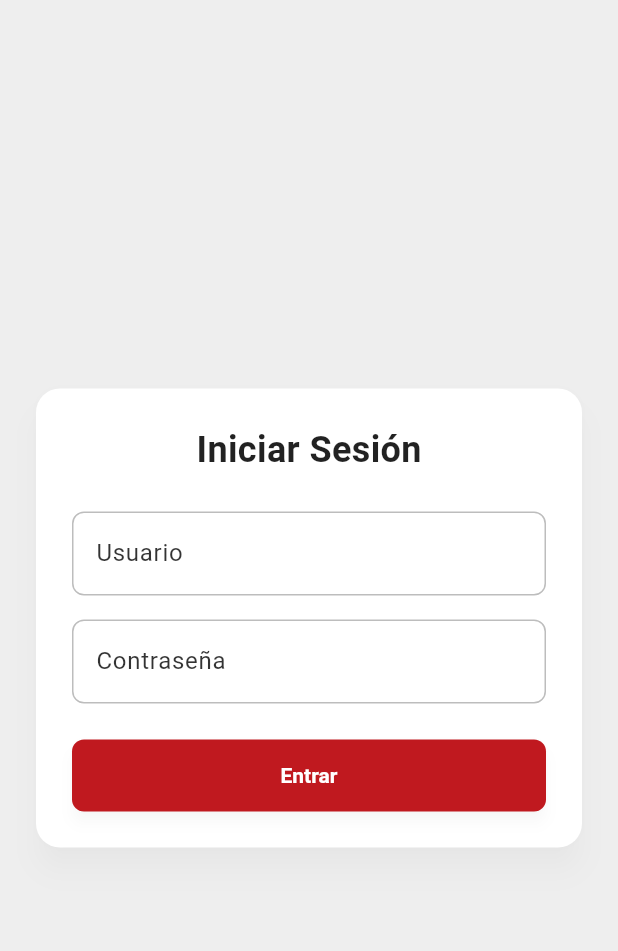
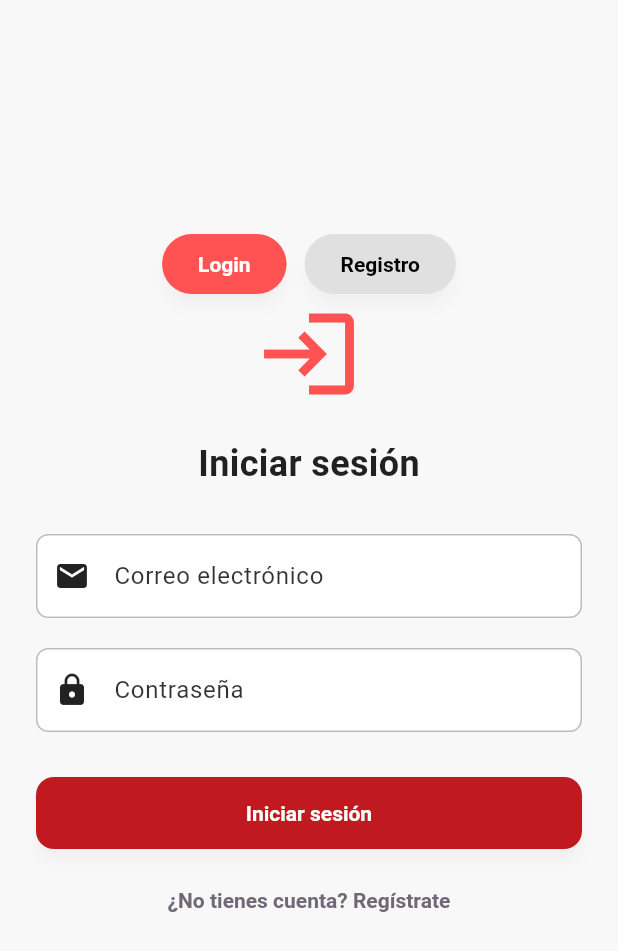
Before and after one commit to sor7o1/datesapp, a Flutter app: the screen it shows after launch, on a phone screen of 412 x 824 dp. Shown: the top 951 px of the screen. Run offline on Flutter 3.47's test engine with Material 3 defaults, Android fonts, the phone set to English and light mode, and no system bars; our stand-ins replace bloc, equatable, flutter_bloc.

Commit message:
Fix login and page registro

```diff
--- a/lib/features/auth/presentation/pages/login_home.dart
+++ b/lib/features/auth/presentation/pages/login_home.dart
@@ -2,94 +2,75 @@
 import 'package:flutter/material.dart';
 import 'package:flutter_bloc/flutter_bloc.dart';
 import 'package:datesapp/features/auth/presentation/bloc/blocuser/loginuser_bloc.dart';
-
 class LoginPage extends StatelessWidget {
   LoginPage({super.key});
 
   final TextEditingController userCtrl = TextEditingController();
   final TextEditingController passCtrl = TextEditingController();
-
 @override
   Widget build(BuildContext context) {
-    final size = MediaQuery.of(context).size;
-
     return Scaffold(
-      backgroundColor: Colors.grey[200],
       body: Center(
-        child: Card(
-          elevation: 8,
-          margin: const EdgeInsets.all(24),
-          shape: RoundedRectangleBorder(borderRadius: BorderRadius.circular(16)),
-          child: Container(
-            width: size.width < 500 ? double.infinity : 400,
-            padding: const EdgeInsets.all(24),
-            child: BlocConsumer<LoginuserBloc, LoginuserState>(
-              listener: (context, state) {
-                if (state is LoginuserSuccess) {
-                  ScaffoldMessenger.of(context).showSnackBar(
-                    const SnackBar(content: Text('Inicio de sesión exitoso')),
-                  );
-                  // TODO: Navegar a otra pantalla
-                } else if (state is LoginuserFailure) {
-                  ScaffoldMessenger.of(context).showSnackBar(
-                    const SnackBar(content: Text('Credenciales inválidas')),
-                  );
-                }
-              },
-              builder: (context, state) {
-                final isLoading = state is LoginuserLoading;
-
-                return Column(
-                  mainAxisSize: MainAxisSize.min,
+        child: SingleChildScrollView( // Para evitar overflow al abrir teclado
+          padding: const EdgeInsets.all(24.0),
+          child: Column(
+            mainAxisAlignment: MainAxisAlignment.center,
             children: [
+              const Icon(Icons.login, size: 72, color: Colors.redAccent),
+              const SizedBox(height: 20),
               const Text(
-                      "Iniciar Sesión",
+                'Iniciar sesión',
                 style: TextStyle(fontSize: 24, fontWeight: FontWeight.bold),
               ),
-                    const SizedBox(height: 24),
+              const SizedBox(height: 30),
+
+              // Email
               TextField(
-                      controller: userCtrl,
-                      decoration: const InputDecoration(
-                        labelText: 'Usuario',
-                        border: OutlineInputBorder(),
+                decoration: InputDecoration(
+                  labelText: 'Correo electrónico',
+                  border: OutlineInputBorder(borderRadius: BorderRadius.circular(12)),
+                  prefixIcon: const Icon(Icons.email),
                 ),
               ),
-                    const SizedBox(height: 16),
+              const SizedBox(height: 20),
+
+              // Contraseña
               TextField(
-                      controller: passCtrl,
                 obscureText: true,
-                      decoration: const InputDecoration(
+                decoration: InputDecoration(
                   labelText: 'Contraseña',
-                        border: OutlineInputBorder(),
+                  border: OutlineInputBorder(borderRadius: BorderRadius.circular(12)),
+                  prefixIcon: const Icon(Icons.lock),
                 ),
               ),
-                    const SizedBox(height: 24),
+              const SizedBox(height: 30),
+
+              // Botón de login
               SizedBox(
                 width: double.infinity,
-                      height: 48,
                 child: ElevatedButton(
-                        onPressed: isLoading
-                            ? null
-                            : () {
-                                context.read<LoginuserBloc>().add(
-                                      LoginuserEventLogin(
-                                        email: userCtrl.text.trim(),
-                                        password: passCtrl.text.trim(),
+                  onPressed: () {
+                    // Lógica de login aquí
+                  },
+                  style: ElevatedButton.styleFrom(
+                    padding: const EdgeInsets.symmetric(vertical: 16),
+                    shape: RoundedRectangleBorder(borderRadius: BorderRadius.circular(12)),
                   ),
-                                    );
-                              },
-                        child: isLoading
-                            ? const CircularProgressIndicator(
-                                color: Colors.white,
-                                strokeWidth: 2,
-                              )
-                            : const Text('Entrar'),
+                  child: const Text('Iniciar sesión'),
                 ),
               ),
+
+              const SizedBox(height: 10),
+
+              // ¿No tienes cuenta?
+              TextButton(
+                onPressed: () {
+                  // Cambiar a página de registro si no usas PageView
+                  Navigator.pop(context);
+                },
+                child: const Text('¿No tienes cuenta? Regístrate'),
+              ),
             ],
-                );
-              },
-            ),
           ),
         ),
       ),
--- /dev/null
+++ b/lib/features/home/presentation/screens/home.dart
@@ -0,0 +1,93 @@
+import 'package:datesapp/features/auth/presentation/pages/login_home.dart';
+import 'package:datesapp/features/register/presentation/screens/register.page.dart';
+import 'package:flutter/material.dart';
+
+class HomePage extends StatefulWidget {
+  const HomePage({super.key});
+
+  @override
+  State<HomePage> createState() => _HomePageState();
+}
+
+class _HomePageState extends State<HomePage> {
+  final PageController _pageController = PageController(initialPage: 0);
+  int _selectedIndex = 0;
+
+  void _goToPage(int index) {
+    setState(() {
+      _selectedIndex = index;
+    });
+
+    _pageController.animateToPage(
+      index,
+      duration: const Duration(milliseconds: 400),
+      curve: Curves.ease,
+    );
+  }
+
+  @override
+  Widget build(BuildContext context) {
+    final size = MediaQuery.of(context).size;
+    return Scaffold(
+      body: Stack(
+        children: [
+          // PageView detrás
+          PageView(
+            controller: _pageController,
+            physics: const BouncingScrollPhysics(),
+            onPageChanged: (index) => setState(() => _selectedIndex = index),
+            children: [LoginPage(), RegistroHome()],
+          ),
+
+          // Botones encima
+          Positioned(
+            top: size.height / 2 - 260, // Centrado verticalmente
+            left: 0,
+            right: 0,
+            child:  Row(
+              mainAxisAlignment: MainAxisAlignment.center,
+              children: [
+                _buildTopButton('Login', 0),
+                const SizedBox(width: 12),
+                _buildTopButton('Registro', 1),
+              ],
+            ),
+          ),
+        ],
+      ),
+    );
+  }
+
+  Widget _buildTopButton(String title, int index) {
+    final isSelected = _selectedIndex == index;
+    return ElevatedButton(
+      onPressed: () => _goToPage(index),
+      style: ElevatedButton.styleFrom(
+        backgroundColor: isSelected ? Colors.redAccent : Colors.grey[300],
+        foregroundColor: isSelected ? Colors.white : Colors.black,
+        padding: const EdgeInsets.symmetric(horizontal: 24, vertical: 12),
+        shape: RoundedRectangleBorder(borderRadius: BorderRadius.circular(20)),
+      ),
+      child: Text(title),
+    );
+  }
+}
+
+Route _createRoute(Widget page) {
+  return PageRouteBuilder(
+    pageBuilder: (context, animation, secondaryAnimation) => page,
+    transitionsBuilder: (context, animation, secondaryAnimation, child) {
+      const begin = Offset(1.0, 0.0); // Desde derecha a izquierda
+      const end = Offset.zero;
+      const curve = Curves.ease;
+
+      final tween = Tween(
+        begin: begin,
+        end: end,
+      ).chain(CurveTween(curve: curve));
+      final offsetAnimation = animation.drive(tween);
+
+      return SlideTransition(position: offsetAnimation, child: child);
+    },
+  );
+}
--- a/lib/main.dart
+++ b/lib/main.dart
@@ -4,6 +4,8 @@ import 'package:datesapp/features/auth/data/repositories/login_repositorie_impl.
 import 'package:datesapp/features/auth/domain/usecases/login_user.dart';
 import 'package:datesapp/features/auth/presentation/bloc/blocuser/loginuser_bloc.dart';
 import 'package:datesapp/features/auth/presentation/pages/login_home.dart';
+import 'package:datesapp/features/home/presentation/screens/home.dart';
+import 'package:datesapp/features/register/presentation/screens/register.page.dart';
 import 'package:flutter/material.dart';
 import 'package:flutter_bloc/flutter_bloc.dart';
 
@@ -30,6 +32,12 @@ class MyApp extends StatelessWidget {
         darkTheme: CustomThemes.darkTheme,
         themeMode: ThemeMode.system,
         home: LoginPage(),
+        initialRoute: '/home',
+        routes: {
+          '/home': (context) => const HomePage(),
+          '/login': (context) => LoginPage(),
+          '/register': (context) => const RegistroHome(),
+        },
       ),
     );
   }
```
Also changed, not shown: lib/features/register/presentation/screens/register.page.dart (added, +104 -0 lines). Lines whose indentation alone changed are shown as unchanged.
